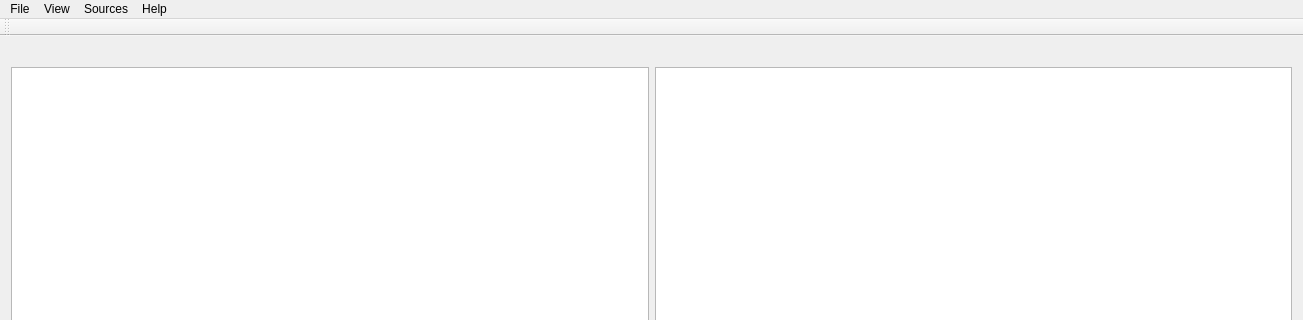
Qt form qt/AiDownloader/aidownloader.ui (snix0/aimangadownloader) before a commit; both pictures show x 0 to 1303 and y 0 to 320 of the 1303 by 680 pixel window.
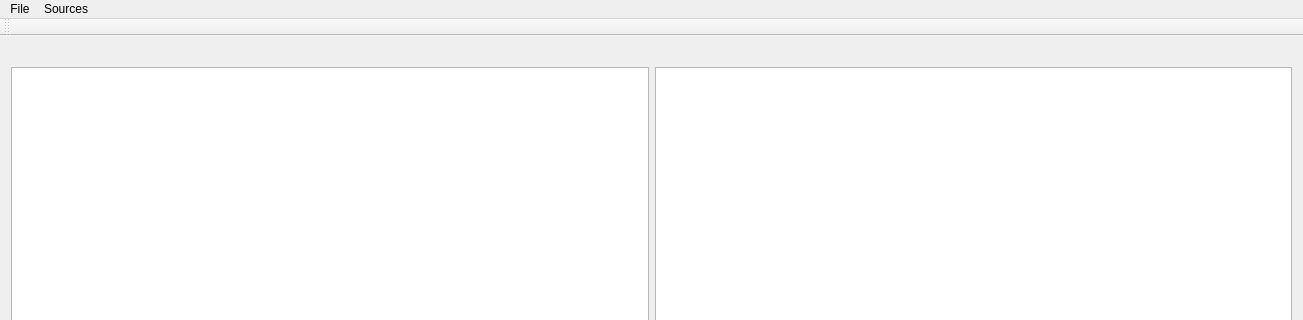
The same form after that commit. Icons and pictures are not drawn.

Commit message: Added signal for click on left list view

```diff
--- a/qt/AiDownloader/aidownloader.ui
+++ b/qt/AiDownloader/aidownloader.ui
@@ -56,12 +56,6 @@
     <addaction name="separator"/>
     <addaction name="actionExit"/>
    </widget>
-   <widget class="QMenu" name="menuView">
-    <property name="title">
-     <string>View</string>
-    </property>
-    <addaction name="actionLog"/>
-   </widget>
    <widget class="QMenu" name="menuSources">
     <property name="title">
      <string>Sources</string>
@@ -69,16 +63,8 @@
     <addaction name="actionAdd_New_Source"/>
     <addaction name="actionUpdate_Sources"/>
    </widget>
-   <widget class="QMenu" name="menuAbout">
-    <property name="title">
-     <string>Help</string>
-    </property>
-    <addaction name="actionAbout"/>
-   </widget>
    <addaction name="menuFile"/>
-   <addaction name="menuView"/>
    <addaction name="menuSources"/>
-   <addaction name="menuAbout"/>
   </widget>
   <widget class="QToolBar" name="mainToolBar">
    <attribute name="toolBarArea">
```
Left out of the diff: 48 changed lines with no effect on the pictures. The commit also changes 13 other files.
